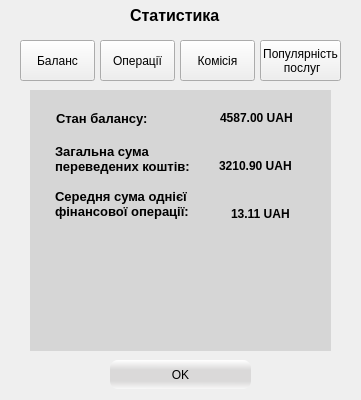
Normandez/LM, file dialogstatistics.ui: the form before one commit.
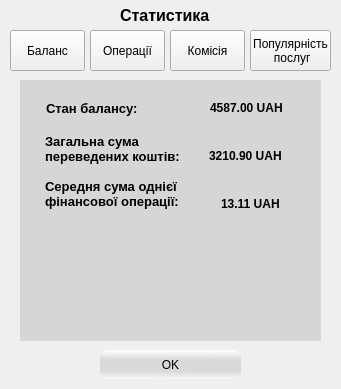
The form after the commit.

The edit to the form file:
```diff
--- a/dialogstatistics.ui
+++ b/dialogstatistics.ui
@@ -6,20 +6,20 @@
    <rect>
     <x>0</x>
     <y>0</y>
-    <width>361</width>
-    <height>400</height>
+    <width>341</width>
+    <height>389</height>
    </rect>
   </property>
   <property name="minimumSize">
    <size>
-    <width>361</width>
-    <height>400</height>
+    <width>341</width>
+    <height>389</height>
    </size>
   </property>
   <property name="maximumSize">
    <size>
-    <width>361</width>
-    <height>400</height>
+    <width>341</width>
+    <height>389</height>
    </size>
   </property>
   <property name="windowTitle">
@@ -28,7 +28,7 @@
   <widget class="QLabel" name="label_2">
    <property name="geometry">
     <rect>
-     <x>130</x>
+     <x>120</x>
      <y>0</y>
      <width>101</width>
      <height>31</height>
@@ -48,8 +48,8 @@
   <widget class="QWidget" name="widget" native="true">
    <property name="geometry">
     <rect>
-     <x>30</x>
-     <y>90</y>
+     <x>20</x>
+     <y>80</y>
      <width>301</width>
      <height>261</height>
     </rect>
@@ -277,8 +277,8 @@
   <widget class="QWidget" name="widget_2" native="true">
    <property name="geometry">
     <rect>
-     <x>30</x>
-     <y>90</y>
+     <x>20</x>
+     <y>80</y>
      <width>301</width>
      <height>261</height>
     </rect>
@@ -448,8 +448,8 @@
   <widget class="QWidget" name="widget_3" native="true">
    <property name="geometry">
     <rect>
-     <x>30</x>
-     <y>90</y>
+     <x>20</x>
+     <y>80</y>
      <width>301</width>
      <height>261</height>
     </rect>
@@ -613,8 +613,8 @@
   <widget class="QWidget" name="widget_4" native="true">
    <property name="geometry">
     <rect>
-     <x>30</x>
-     <y>90</y>
+     <x>20</x>
+     <y>80</y>
      <width>301</width>
      <height>261</height>
     </rect>
@@ -1143,8 +1143,8 @@
   <widget class="QPushButton" name="pushButtonOK">
    <property name="geometry">
     <rect>
-     <x>110</x>
-     <y>360</y>
+     <x>100</x>
+     <y>350</y>
      <width>141</width>
      <height>29</height>
     </rect>
@@ -1164,8 +1164,8 @@
   <widget class="QPushButton" name="pushButton">
    <property name="geometry">
     <rect>
-     <x>20</x>
-     <y>40</y>
+     <x>10</x>
+     <y>30</y>
      <width>75</width>
      <height>41</height>
     </rect>
@@ -1177,8 +1177,8 @@
   <widget class="QPushButton" name="pushButton_2">
    <property name="geometry">
     <rect>
-     <x>100</x>
-     <y>40</y>
+     <x>90</x>
+     <y>30</y>
      <width>75</width>
      <height>41</height>
     </rect>
@@ -1190,8 +1190,8 @@
   <widget class="QPushButton" name="pushButton_3">
    <property name="geometry">
     <rect>
-     <x>180</x>
-     <y>40</y>
+     <x>170</x>
+     <y>30</y>
      <width>75</width>
      <height>41</height>
     </rect>
@@ -1203,8 +1203,8 @@
   <widget class="QPushButton" name="pushButton_4">
    <property name="geometry">
     <rect>
-     <x>260</x>
-     <y>40</y>
+     <x>250</x>
+     <y>30</y>
      <width>81</width>
      <height>41</height>
     </rect>
```
Left out of the diff: 18 changed lines with no effect on the pictures.
